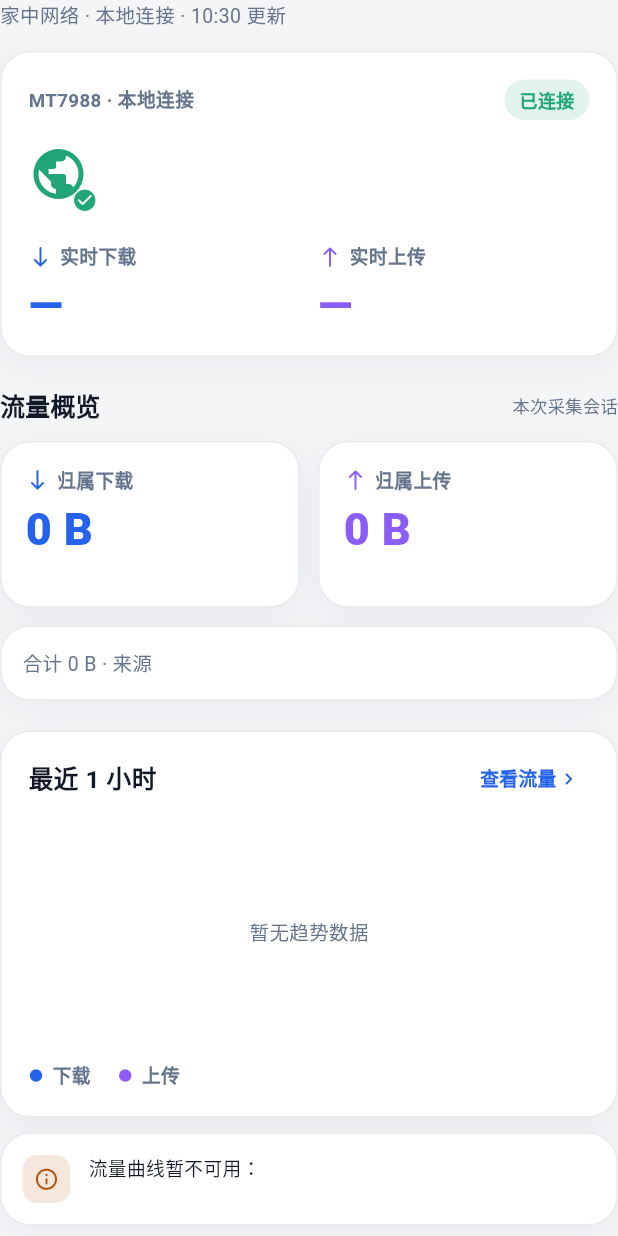
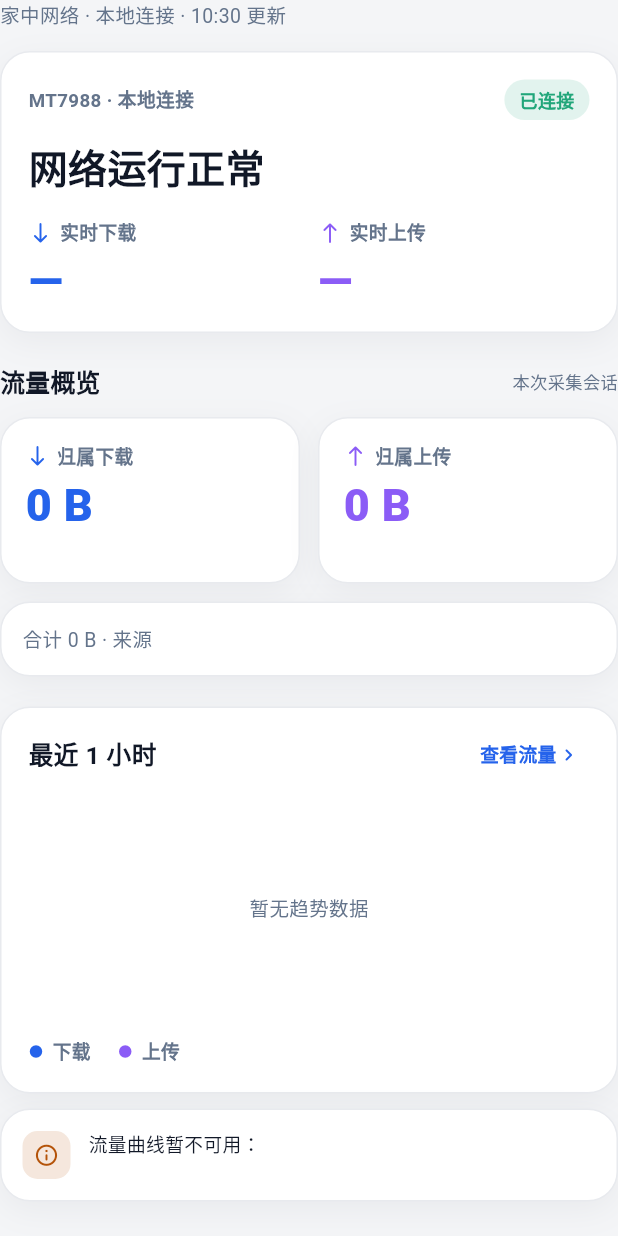
Before and after one commit to MedyMa/immortalwrt-app, a Flutter app: the _Overview widget shown alone on an empty page, opened directly with empty values, on a phone screen of 412 x 824 dp. Run offline on Flutter 3.47's test engine with Material 3 defaults, Android fonts, the phone set to English and light mode, and no system bars; our stand-ins replace flutter_secure_storage; accounts and stored records are empty.

Commit message:
Use text for connected status on overview

```diff
--- a/lib/screens/overview.dart
+++ b/lib/screens/overview.dart
@@ -32,31 +32,26 @@ class _Overview extends StatelessWidget {
     final String stateLabel;
     final String headline;
     final String detail;
-    final IconData? headlineIcon;
     if (offline) {
       stateColor = _red;
       stateLabel = '连接中断';
       headline = '连接已中断';
       detail = '显示上次成功读取的数据';
-      headlineIcon = null;
     } else if (stale) {
       stateColor = _amber;
       stateLabel = '数据延迟';
       headline = '数据更新延迟';
       detail = 'Traffic 采集已超过 60 秒未更新';
-      headlineIcon = null;
     } else if (summary == null && snapshot.live == null) {
       stateColor = _green;
       stateLabel = '已连接';
       headline = '路由器已连接';
       detail = '未获取到 Traffic 采集数据';
-      headlineIcon = null;
     } else {
       stateColor = _green;
       stateLabel = '已连接';
       headline = '网络运行正常';
       detail = '';
-      headlineIcon = Icons.public_rounded;
     }
 
     final down = summary?.headlineDown;
@@ -73,7 +68,6 @@ class _Overview extends StatelessWidget {
           stateLabel: stateLabel,
           stateColor: stateColor,
           headline: headline,
-          headlineIcon: headlineIcon,
           detail: detail,
           live: snapshot.live,
         ),
@@ -192,7 +186,6 @@ class _Hero extends StatelessWidget {
     required this.stateLabel,
     required this.stateColor,
     required this.headline,
-    required this.headlineIcon,
     required this.detail,
     required this.live,
   });
@@ -201,7 +194,6 @@ class _Hero extends StatelessWidget {
   final String stateLabel;
   final Color stateColor;
   final String headline;
-  final IconData? headlineIcon;
   final String detail;
   final LiveRate? live;
 
@@ -230,24 +222,6 @@ class _Hero extends StatelessWidget {
             ],
           ),
           const SizedBox(height: 16),
-          if (headlineIcon != null)
-            SizedBox(
-              width: 46,
-              height: 46,
-              child: Stack(
-                children: [
-                  Icon(headlineIcon,
-                      size: 40, color: stateColor, semanticLabel: '网络连接正常'),
-                  Positioned(
-                    right: 0,
-                    bottom: 0,
-                    child: Icon(Icons.check_circle_rounded,
-                        size: 17, color: stateColor),
-                  ),
-                ],
-              ),
-            )
-          else
           Text(headline,
               style: TextStyle(
                   fontSize: 26,
--- a/pubspec.yaml
+++ b/pubspec.yaml
@@ -1,7 +1,7 @@
 name: immortalwrt_app
 description: Read-only MT7988 router status for iOS and Android.
 publish_to: none
-version: 0.3.5+8
+version: 0.3.6+9
 
 environment:
   sdk: '>=3.4.0 <4.0.0'
```
Also changed, not shown: design/previews/android-overview.png, design/previews/ios-overview.png, 1 other file. Lines whose indentation alone changed are shown as unchanged.
